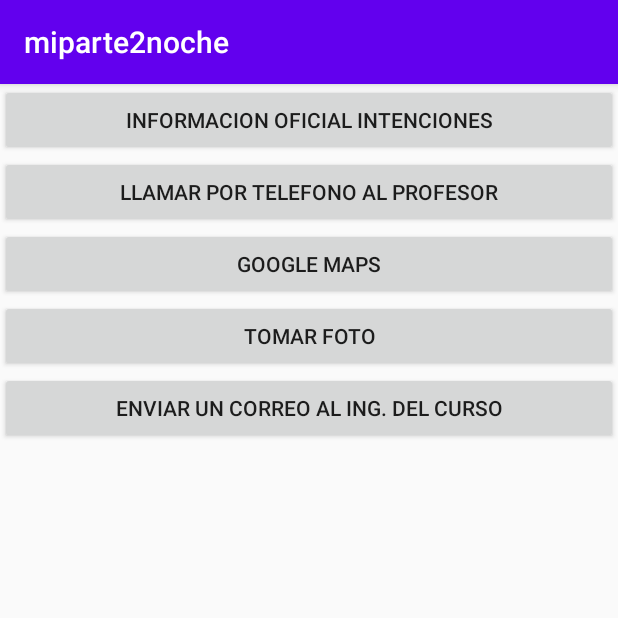
After one commit to WCNosliwsys/MiParte2Noche, an Android app: the Intenciones screen opened directly, with no data from a screen before it, on a phone screen of 412 x 824 dp, the top half of it. The commit adds this screen. Run offline under Robolectric (Android 15) with nearby library versions, the phone set to English and light mode, and no system bars.

Commit message:
Intenciones implicitas

```diff
--- a/app/src/main/AndroidManifest.xml
+++ b/app/src/main/AndroidManifest.xml
@@ -9,7 +9,8 @@
         android:roundIcon="@mipmap/ic_launcher_round"
         android:supportsRtl="true"
         android:theme="@style/AppTheme">
-        <activity android:name=".Comunicacion2"></activity>
+        <activity android:name=".Intenciones"></activity>
+        <activity android:name=".Comunicacion2" />
         <activity android:name=".Comunicacion1" />
         <activity android:name=".MainActivity">
             <intent-filter>
--- a/app/src/main/java/com/ingwilson/miparte2noche/MainActivity.java
+++ b/app/src/main/java/com/ingwilson/miparte2noche/MainActivity.java
@@ -37,6 +37,10 @@
             startActivity(new Intent(this, Comunicacion1.class));
             return true;
         }
+        if (id == R.id.activity_intenciones) {
+            startActivity(new Intent(this, Intenciones.class));
+            return true;
+        }
         return super.onOptionsItemSelected(item);
     }
 }
--- /dev/null
+++ b/app/src/main/res/layout/activity_intenciones.xml
@@ -0,0 +1,34 @@
+<?xml version="1.0" encoding="utf-8"?>
+<LinearLayout xmlns:android="http://schemas.android.com/apk/res/android"
+    xmlns:app="http://schemas.android.com/apk/res-auto"
+    xmlns:tools="http://schemas.android.com/tools"
+    android:layout_width="match_parent"
+    android:layout_height="match_parent"
+    android:orientation="vertical"
+    tools:context=".Intenciones">
+    <Button
+        android:layout_width="match_parent"
+        android:layout_height="wrap_content"
+        android:onClick="web"
+        android:text="Informacion oficial intenciones" />
+    <Button
+        android:layout_width="match_parent"
+        android:layout_height="wrap_content"
+        android:onClick="Llamar"
+        android:text="LLamar por telefono al profesor" />
+    <Button
+        android:layout_width="match_parent"
+        android:layout_height="wrap_content"
+        android:onClick="maps"
+        android:text="Google Maps" />
+    <Button
+        android:layout_width="match_parent"
+        android:layout_height="wrap_content"
+        android:onClick="foto"
+        android:text="Tomar Foto" />
+    <Button
+        android:layout_width="match_parent"
+        android:layout_height="wrap_content"
+        android:onClick="email"
+        android:text="Enviar un correo al Ing. del curso" />
+</LinearLayout>
```
Also changed, not shown: app/src/main/java/com/ingwilson/miparte2noche/Intenciones.java (added, +43 -0 lines).
